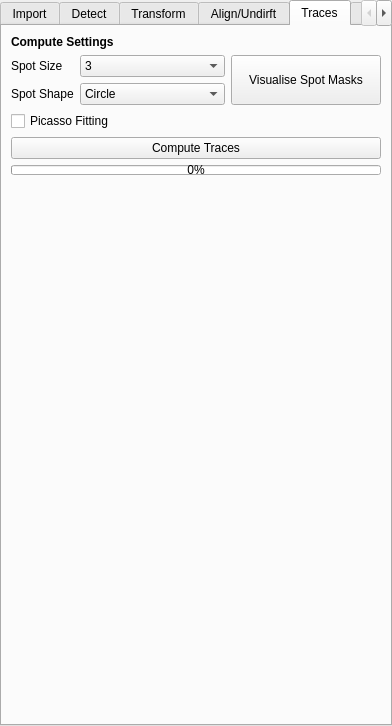
First picture: the form in src/napari_gapseq2/widget_ui.ui, repository piedrro/napari-GapSeq2, before the edit.
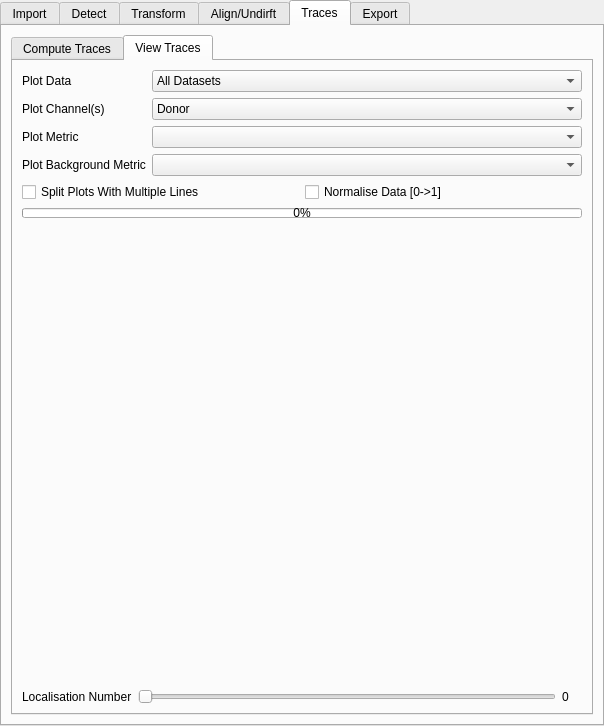
Second picture: the form after the edit. The open tabs and pages were chosen to show the change.

Commit message: working trace_dict populate

Diff of the .ui file:
```diff
--- a/src/napari_gapseq2/widget_ui.ui
+++ b/src/napari_gapseq2/widget_ui.ui
@@ -6,7 +6,7 @@
    <rect>
     <x>0</x>
     <y>0</y>
-    <width>392</width>
+    <width>604</width>
     <height>726</height>
    </rect>
   </property>
@@ -1087,6 +1087,16 @@
    </attribute>
    <layout class="QVBoxLayout" name="verticalLayout_6">
     <item>
+     <widget class="QTabWidget" name="tabWidget">
+      <property name="currentIndex">
+       <number>0</number>
+      </property>
+      <widget class="QWidget" name="tab_8">
+       <attribute name="title">
+        <string>Compute Traces</string>
+       </attribute>
+       <layout class="QVBoxLayout" name="verticalLayout_7">
+        <item>
      <widget class="QLabel" name="label_29">
       <property name="font">
        <font>
@@ -1240,6 +1250,198 @@
        </size>
       </property>
      </spacer>
+        </item>
+       </layout>
+      </widget>
+      <widget class="QWidget" name="tab_7">
+       <attribute name="title">
+        <string>View Traces</string>
+       </attribute>
+       <layout class="QVBoxLayout" name="verticalLayout_8">
+        <item>
+         <layout class="QFormLayout" name="formLayout_10">
+          <item row="0" column="0">
+           <widget class="QLabel" name="label_33">
+            <property name="text">
+             <string>Plot Data</string>
+            </property>
+           </widget>
+          </item>
+          <item row="0" column="1">
+           <widget class="QComboBox" name="plot_data">
+            <property name="sizePolicy">
+             <sizepolicy hsizetype="MinimumExpanding" vsizetype="Fixed">
+              <horstretch>0</horstretch>
+              <verstretch>0</verstretch>
+             </sizepolicy>
+            </property>
+            <item>
+             <property name="text">
+              <string>All Datasets</string>
+             </property>
+            </item>
+           </widget>
+          </item>
+          <item row="1" column="0">
+           <widget class="QLabel" name="label_61">
+            <property name="text">
+             <string>Plot Channel(s)</string>
+            </property>
+           </widget>
+          </item>
+          <item row="1" column="1">
+           <widget class="QComboBox" name="plot_channel">
+            <property name="sizePolicy">
+             <sizepolicy hsizetype="MinimumExpanding" vsizetype="Fixed">
+              <horstretch>0</horstretch>
+              <verstretch>0</verstretch>
+             </sizepolicy>
+            </property>
+            <item>
+             <property name="text">
+              <string>Donor</string>
+             </property>
+            </item>
+            <item>
+             <property name="text">
+              <string>Acceptor</string>
+             </property>
+            </item>
+            <item>
+             <property name="text">
+              <string>FRET Data</string>
+             </property>
+            </item>
+            <item>
+             <property name="text">
+              <string>FRET Efficiency</string>
+             </property>
+            </item>
+            <item>
+             <property name="text">
+              <string>FRET Data + FRET Efficiency</string>
+             </property>
+            </item>
+           </widget>
+          </item>
+          <item row="2" column="0">
+           <widget class="QLabel" name="label_35">
+            <property name="text">
+             <string>Plot Metric</string>
+            </property>
+           </widget>
+          </item>
+          <item row="2" column="1">
+           <widget class="QComboBox" name="plot_metric"/>
+          </item>
+          <item row="3" column="0">
+           <widget class="QLabel" name="label_36">
+            <property name="text">
+             <string>Plot Background Metric</string>
+            </property>
+           </widget>
+          </item>
+          <item row="3" column="1">
+           <widget class="QComboBox" name="plot_background_metric"/>
+          </item>
+         </layout>
+        </item>
+        <item>
+         <layout class="QGridLayout" name="gridLayout_17">
+          <item row="0" column="1">
+           <widget class="QCheckBox" name="normalise_plots">
+            <property name="text">
+             <string>Normalise Data [0-&gt;1]</string>
+            </property>
+           </widget>
+          </item>
+          <item row="0" column="0">
+           <widget class="QCheckBox" name="split_plots">
+            <property name="text">
+             <string>Split Plots With Multiple Lines</string>
+            </property>
+           </widget>
+          </item>
+         </layout>
+        </item>
+        <item>
+         <widget class="QProgressBar" name="plot_compute_progress">
+          <property name="sizePolicy">
+           <sizepolicy hsizetype="Preferred" vsizetype="Fixed">
+            <horstretch>0</horstretch>
+            <verstretch>0</verstretch>
+           </sizepolicy>
+          </property>
+          <property name="maximumSize">
+           <size>
+            <width>16777215</width>
+            <height>10</height>
+           </size>
+          </property>
+          <property name="value">
+           <number>0</number>
+          </property>
+         </widget>
+        </item>
+        <item>
+         <widget class="QWidget" name="plot_graph" native="true">
+          <property name="sizePolicy">
+           <sizepolicy hsizetype="MinimumExpanding" vsizetype="MinimumExpanding">
+            <horstretch>0</horstretch>
+            <verstretch>0</verstretch>
+           </sizepolicy>
+          </property>
+          <property name="minimumSize">
+           <size>
+            <width>0</width>
+            <height>300</height>
+           </size>
+          </property>
+          <property name="toolTipDuration">
+           <number>0</number>
+          </property>
+         </widget>
+        </item>
+        <item>
+         <layout class="QGridLayout" name="gridLayout_4">
+          <item row="0" column="0">
+           <widget class="QLabel" name="label_34">
+            <property name="text">
+             <string>Localisation Number</string>
+            </property>
+           </widget>
+          </item>
+          <item row="0" column="1">
+           <widget class="QSlider" name="plot_localisation_number">
+            <property name="orientation">
+             <enum>Qt::Horizontal</enum>
+            </property>
+           </widget>
+          </item>
+          <item row="0" column="2">
+           <widget class="QLabel" name="plot_localisation_number_label">
+            <property name="sizePolicy">
+             <sizepolicy hsizetype="Minimum" vsizetype="Preferred">
+              <horstretch>0</horstretch>
+              <verstretch>0</verstretch>
+             </sizepolicy>
+            </property>
+            <property name="minimumSize">
+             <size>
+              <width>20</width>
+              <height>0</height>
+             </size>
+            </property>
+            <property name="text">
+             <string>0</string>
+            </property>
+           </widget>
+          </item>
+         </layout>
+        </item>
+       </layout>
+      </widget>
+     </widget>
     </item>
    </layout>
   </widget>
```
Lines whose indentation alone changed are shown as unchanged. The commit also changes 2 other files.
